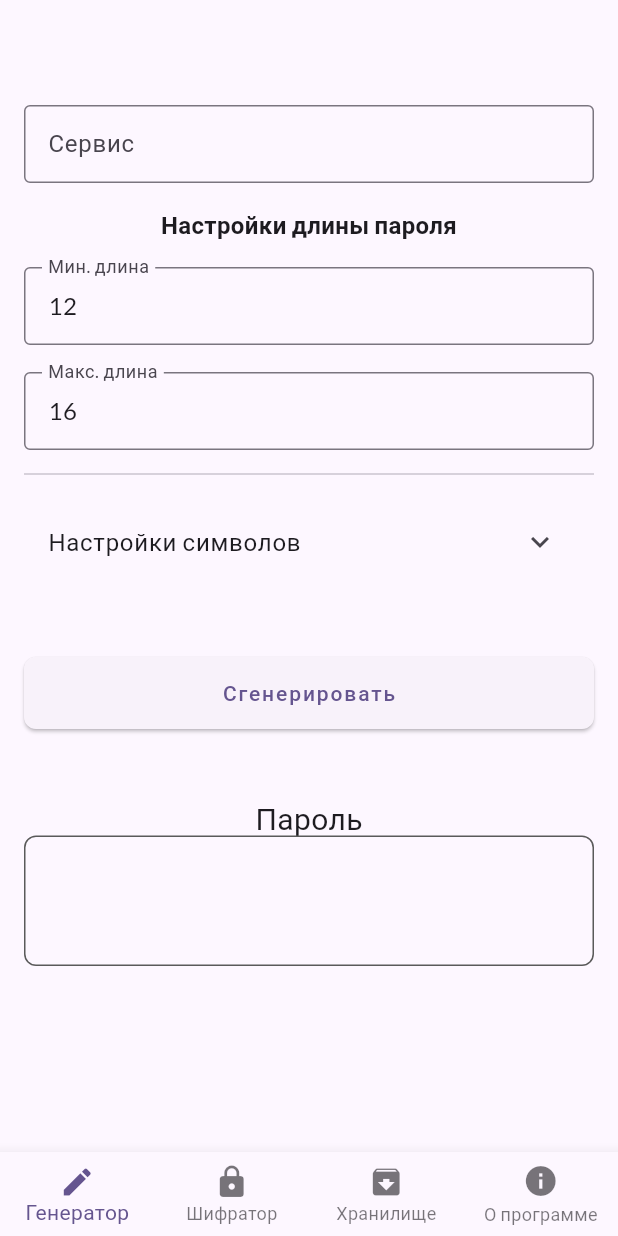
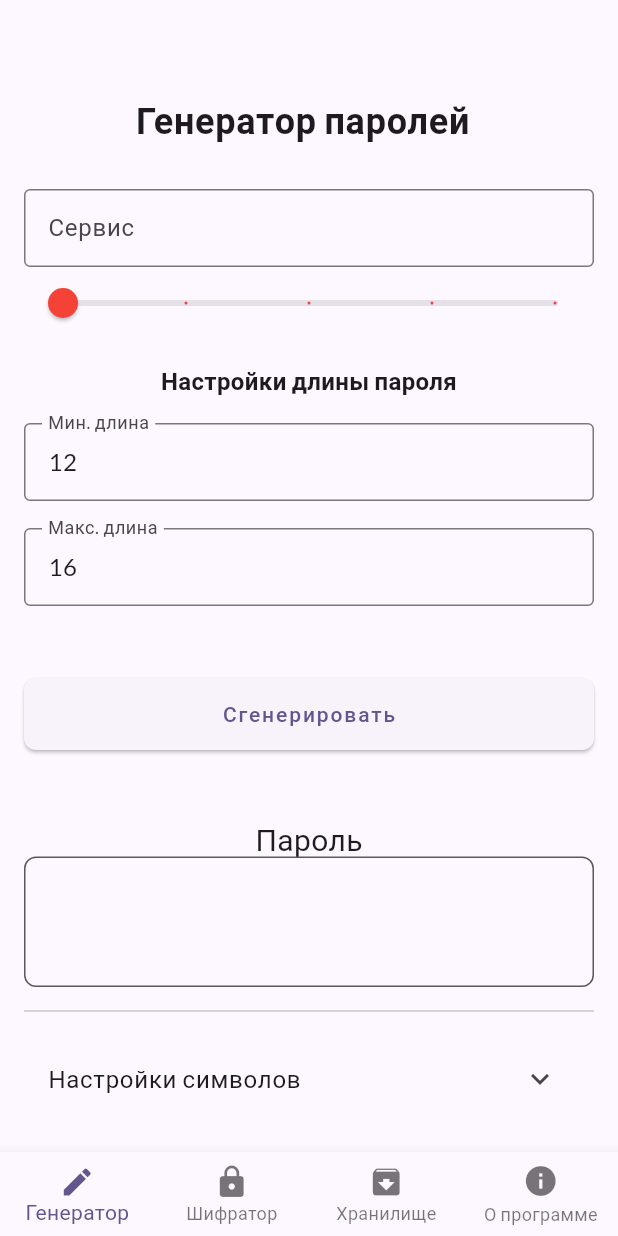
Before and after one commit to Azazlov/PassGen, a Flutter app: the screen it shows after launch, on a phone screen of 412 x 824 dp. Run offline on Flutter 3.47's test engine with Material 3 defaults, Android fonts, the phone set to English and light mode, and no system bars; our stand-ins replace file_picker, google_fonts, share_plus, shared_preferences; missing offline and left inert: cryptography, password_strength, zxcvbn.

Commit message:
добавил слайдер для регулировки сложности пароля

```diff
--- a/lib/features/passwordGenerator/password_generator.dart
+++ b/lib/features/passwordGenerator/password_generator.dart
@@ -24,22 +24,28 @@ class _PasswordGeneratorScreenState extends State<PasswordGeneratorScreen> {
   final TextEditingController maxLengthController = TextEditingController(text: '16');
   late PasswordGenerationInterface generator;
 
-  bool useUpper = true;
   bool uniqUpper = true;
-  bool useLower = true;
   bool uniqLower = true;
-  bool useDigits = true;
   bool uniqDigits = true;
-  bool useSpec1 = false;
   bool uniqSpec1 = true;
-  bool useSpec2 = false;
   bool uniqSpec2 = true;
-  bool useSpec3 = false;
-  bool uniqSpec3 = true;
   bool changeConfig = true;
 
-  String generatedPassword = '';
-  String secret = '';
+  int passwordStrength = 1;
+
+  Map<int, List<dynamic>> strengthLabels = {
+    1: ['Очень слабый', Colors.red, digits],
+    16: ['Слабый', Colors.orange, digits | lowercase],
+    32: ['Средний', const Color.fromARGB(255, 215, 223, 52), digits | lowercase | uppercase],
+    48: ['Сильный', Colors.green, digits | lowercase | uppercase | symbols],
+    64: ['Очень сильный', Colors.blue, digits | lowercase | uppercase | symbols | 1<<7],
+  };
+
+  Map<String, String> success = {};
+  String password = '';
+  String config = '';
+  String strength = '';
+
   String lastConfig = '';
 
   late Map<String, String> parameters;
@@ -51,7 +57,7 @@ class _PasswordGeneratorScreenState extends State<PasswordGeneratorScreen> {
   }
 
   Future<void> setupConfigs() async{
-    List<String> configs = await getConfigs('psswdGen');
+    // List<String> configs = await getConfigs('psswdGen');
   }
 
   void toChangeConfig(){
@@ -67,7 +73,7 @@ class _PasswordGeneratorScreenState extends State<PasswordGeneratorScreen> {
     final encryptedconfigs = await getConfigs('encryptedConfigs');
     await saveConfig(
       'encryptedConfigs',
-      encryptedconfigs==null?[secret]:encryptedconfigs+[secret]
+      encryptedconfigs==null?[config]:encryptedconfigs+[config]
     );
   }
 
@@ -86,10 +92,10 @@ class _PasswordGeneratorScreenState extends State<PasswordGeneratorScreen> {
     parameters = checkInputs(
       minLengthController.text,
       maxLengthController.text,
-      [useLower, useUpper, useDigits,
-      useSpec1,
-      useSpec2,
-      useSpec3]
+      [uniqUpper, uniqLower, uniqDigits,
+      uniqSpec1,
+      uniqSpec2,
+      ],
     );
 
     PasswordGenerator generator = PasswordGenerator(
@@ -98,8 +104,12 @@ class _PasswordGeneratorScreenState extends State<PasswordGeneratorScreen> {
         int.parse(minLengthController.text),
         int.parse(maxLengthController.text)
       ],
-      flags: 512
+      flags: strengthLabels[passwordStrength]?[2] as int
     );
+    success = generator.generatePassword();
+    password = success['password']!;
+    strength = success['strength']!;
+    config = success['config']!;
 
     if (lastConfig == configController.text && configController.text.trim() != ''){
       showDialogWindow2(
@@ -125,8 +135,9 @@ class _PasswordGeneratorScreenState extends State<PasswordGeneratorScreen> {
     }
 
     setState(() {
-      generatedPassword = 'Тут будет пароль';
-      // secret = success[1];
+      password = success['password']!;
+      strength = success['strength']!;
+      config = success['config']!;
       return;
     });
   }
@@ -141,23 +152,17 @@ class _PasswordGeneratorScreenState extends State<PasswordGeneratorScreen> {
         child: ListView(
           padding: EdgeInsets.all(16),
           children: [
-            // buildInput(
-            //   label: 'Шифр конфига',
-            //   placeholder: 'сервис.****',
-            //   textController: configController,
-            //   hidden: false,
-            //   symbols: TextInputType.text,
-            //   submFunction: generatePassword
-            // ),
-            // buildInput(
-            //   label: 'Ключ шифрования',
-            //   placeholder: 'СОХРАНИТЕ ЕГО!',
-            //   textController: keyController,
-            //   hidden: true,
-            //   symbols: TextInputType.text,
-            //   submFunction: generatePassword
-            // ),
             SizedBox(height: 36),
+            ListTile(
+              title: Text(
+                'Генератор паролей',
+                textAlign: TextAlign.center,
+                style: TextStyle(
+                  fontSize: 24,
+                  fontWeight: FontWeight.bold
+                ),
+              ),
+            ),
             buildInput(
               label: 'Сервис',
               placeholder: 'Без точек',
@@ -165,6 +170,34 @@ class _PasswordGeneratorScreenState extends State<PasswordGeneratorScreen> {
               hidden: false,
               symbols: TextInputType.text,
               submFunction: generatePassword
+            ),
+            // RangeSlider(
+            //   values: RangeValues(minLengthController.text.isEmpty ? 8.0 : double.parse(minLengthController.text), maxLengthController.text.isEmpty ? 16.0 : double.parse(maxLengthController.text)),
+            //   min: 12,
+            //   max: 32,
+            //   divisions: 60,
+            //   labels: RangeLabels('${minLengthController.text}', '${maxLengthController.text}'),
+            //   onChanged: (values) {
+            //     setState(() {
+            //       minLengthController.text = values.start.toInt().toString();
+            //       maxLengthController.text = values.end.toInt().toString();
+            //     });
+            //   },
+            // ),
+            Slider(
+              value: passwordStrength.toDouble(),
+              min: 1,
+              max: 64,
+              divisions: 4,
+              label: '${strengthLabels[passwordStrength]?.first ?? "Неизвестная сложность $passwordStrength"}',
+              activeColor: strengthLabels[passwordStrength]?[1] != null
+                  ? strengthLabels[passwordStrength]![1] as Color
+                  : null,
+              onChanged: (value) {
+                setState(() {
+                  passwordStrength = value.toInt();
+                });
+              },
             ),
             SizedBox(height: 18),
             Text(
@@ -191,46 +224,6 @@ class _PasswordGeneratorScreenState extends State<PasswordGeneratorScreen> {
               symbols: TextInputType.number,
               submFunction: generatePassword
             ),
-            Divider(height: 32,),
-            ExpansionTile(
-              title:  Text('Настройки символов'), children: [
-              buildSwitch(
-                label: 'Заглавные буквы',
-                value: useUpper,
-                isUsed: (v) => setState(() => useUpper = v),
-                icon: Icons.text_fields
-              ),
-              buildSwitch(
-                label: 'Строчные буквы',
-                value: useLower,
-                isUsed: (v) => setState(() => useLower = v),
-                icon: Icons.text_fields
-              ),
-              buildSwitch(
-                label: 'Цифры',
-                value: useDigits,
-                isUsed: (v) => setState(() => useDigits = v),
-                icon: Icons.dialpad
-              ),
-              buildSwitch(
-                label: 'Спец. символы',
-                value: useSpec1,
-                isUsed: (v) => setState(() => useSpec1 = v),
-                icon: Icons.tag
-              ),
-              buildSwitch(
-                label: "Доп. спец. символы",
-                value: useSpec2,
-                isUsed: (v) => setState(() => useSpec2 = v),
-                icon: Icons.tag
-              ),
-              buildSwitch(
-                label: 'Редкие спец. символы',
-                value: useSpec3,
-                isUsed: (v) => setState(() => useSpec3 = v),
-                icon: Icons.tag
-              ),
-            ]),
             SizedBox(height: 48),
             buildButton(
               label: 'Сгенерировать',
@@ -239,9 +232,43 @@ class _PasswordGeneratorScreenState extends State<PasswordGeneratorScreen> {
 
             buildCopyOnTap(
               label: 'Пароль',
-              text1: generatedPassword,
+              text1: password,
               function: copyPsswd
-            )
+            ),
+            Divider(height: 32,),
+            ExpansionTile(
+              title:  Text('Настройки символов'), children: [
+              buildSwitch(
+                label: 'Заглавные буквы',
+                value: uniqUpper,
+                isUsed: (v) => setState(() => uniqUpper = v),
+                icon: Icons.text_fields
+              ),
+              buildSwitch(
+                label: 'Строчные буквы',
+                value: uniqLower,
+                isUsed: (v) => setState(() => uniqLower = v),
+                icon: Icons.text_fields
+              ),
+              buildSwitch(
+                label: 'Цифры',
+                value: uniqDigits,
+                isUsed: (v) => setState(() => uniqDigits = v),
+                icon: Icons.dialpad
+              ),
+              buildSwitch(
+                label: 'Спец. символы',
+                value: uniqSpec1,
+                isUsed: (v) => setState(() => uniqSpec1 = v),
+                icon: Icons.tag
+              ),
+              buildSwitch(
+                label: "Доп. спец. символы",
+                value: uniqSpec2,
+                isUsed: (v) => setState(() => uniqSpec2 = v),
+                icon: Icons.tag
+              ),
+            ]),
           ],
         ),
       ));
--- a/lib/modules/generate_password.dart
+++ b/lib/modules/generate_password.dart
@@ -1,9 +1,9 @@
 import 'dart:convert';
 import 'package:pass_gen/modules/encrypted.dart';
-import 'package:pass_gen/modules/passwd_strength.dart';
+import 'package:pass_gen/modules/password_strength.dart';
 import 'package:pass_gen/modules/shared.dart';
 export 'package:pass_gen/modules/encrypted.dart' show randomInt, random;
-export 'package:pass_gen/modules/passwd_strength.dart' show getPasswdStrength;
+export 'package:pass_gen/modules/password_strength.dart' show getPasswdStrength;
 
 // Побитовые флаги для категорий символов
 const int digits = 1 << 0;
@@ -22,12 +22,14 @@ class SymbolAlphabet {
   final String lowercase;
   final String uppercase;
   final String symbolsChars;
+  final String appendChars;
 
   const SymbolAlphabet({
     this.digits = '0123456789',
     this.lowercase = 'abcdefghijklmnopqrstuvwxyz',
     this.uppercase = 'ABCDEFGHIJKLMNOPQRSTUVWXYZ',
-    this.symbolsChars = '!@#\$%^&*()_+-=[]{}|;:,.<>?',
+    this.symbolsChars = '!@#%^&*_+-=[]{};:,.?',
+    this.appendChars = '\'"()/\\|`~<>\$€£¥¢•…·÷×±§©®™¶†‡°¤¿¡«»""\'\'—–\''
   });
 
   String getAlphabet(int flag) {
@@ -36,6 +38,7 @@ class SymbolAlphabet {
       case 4: return lowercase; // lowercase
       case 16: return uppercase; // uppercase
       case 64: return symbolsChars; // symbols
+      case 128: return appendChars; // appendChars
       default: return '';
     }
   }
@@ -133,7 +136,6 @@ class PasswordGenerator{
         }
       }
     }
-
     double psswdStrength = getPasswdStrength(password);
     isRestored = false;
     return {'password': password, 'strength': psswdStrength.toString(), 'config': generateConfig()};
@@ -175,6 +177,7 @@ void main(){
   // Все обязательны (IsReq флаги)
   // Все символы уникальны (allIsUniq)
   int flags = digits | digitsIsReq | lowercase | lowercaseIsReq | uppercase | uppercaseIsReq | symbols | symbolsIsReq | allIsUniq;
+  print(flags);
 
   PasswordGenerator generator = PasswordGenerator(
     symbolAlphabet: symbolAlphabet,
--- a/lib/modules/passwd_strength_test.dart
+++ b/lib/modules/password_strength_test.dart
@@ -1,5 +1,5 @@
 import 'package:flutter_test/flutter_test.dart';
-import 'package:pass_gen/modules/passwd_strength.dart';
+import 'package:pass_gen/modules/password_strength.dart';
 
 void main() {
   group('getPasswdStrength', () {
```
Also changed, not shown: lib/modules/password_strength.dart (renamed from lib/modules/passwd_strength.dart).
